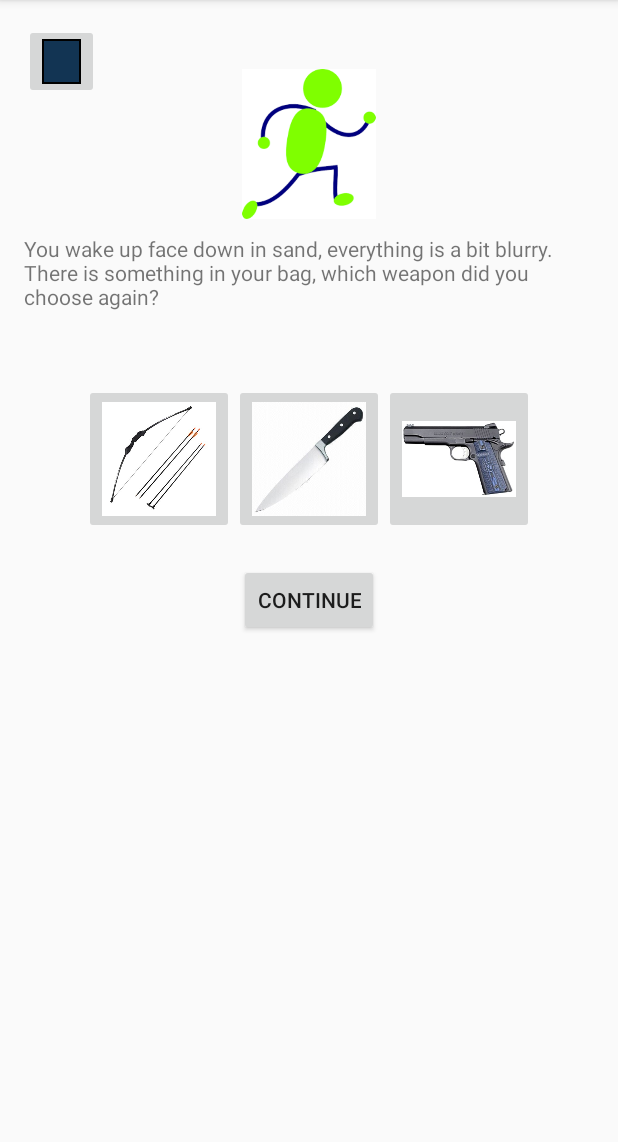
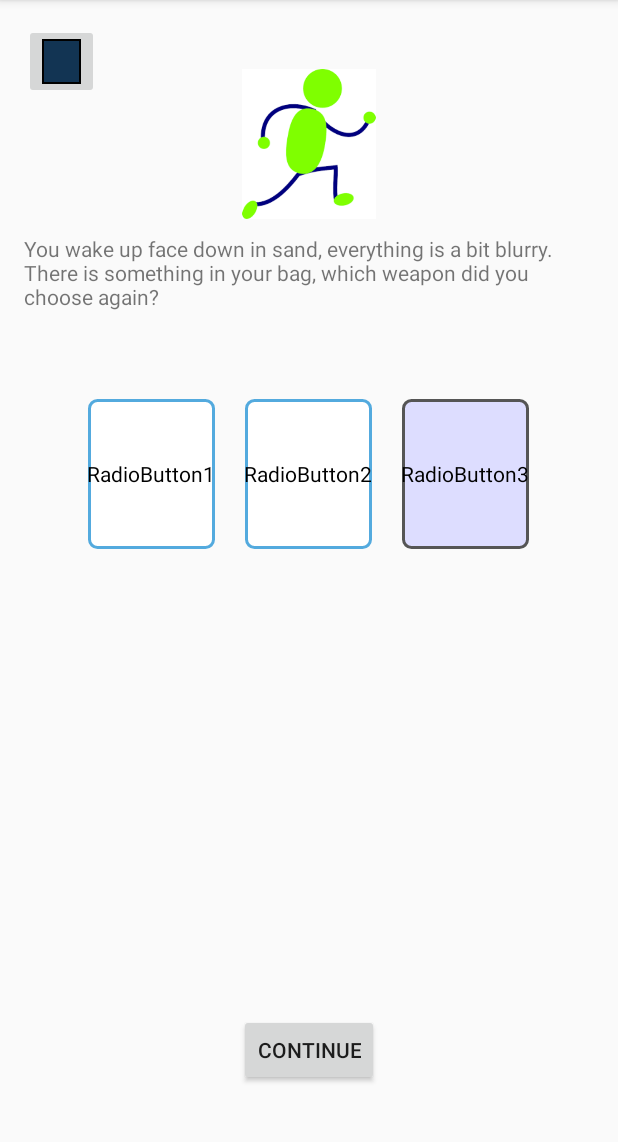
Before and after one commit to clickyclick/FriendshipRoyale, an Android app: the IslandActivity screen opened directly, with no data from a screen before it, on a phone screen of 412 x 824 dp, the part 84-1226 px from its top. Run offline under Robolectric (Android 15) with nearby library versions, the phone set to English and light mode, and no system bars.

Commit message:
v0.1/added some items stuff, making weapons toggle

```diff
--- a/app/src/main/java/com/example/friendshiproyale/Inventory.java
+++ b/app/src/main/java/com/example/friendshiproyale/Inventory.java
@@ -1,4 +1,6 @@
 package com.example.friendshiproyale;
+
+import com.example.friendshiproyale.items.Item;
 
 import java.util.Vector;
 
--- a/app/src/main/java/com/example/friendshiproyale/Item.java
+++ /dev/null
@@ -1,4 +0,0 @@
-package com.example.friendshiproyale;
-
-public abstract class Item {
-}
--- a/app/src/main/java/com/example/friendshiproyale/Player.java
+++ b/app/src/main/java/com/example/friendshiproyale/Player.java
@@ -1,4 +1,6 @@
 package com.example.friendshiproyale;
+
+import com.example.friendshiproyale.items.Item;
 
 public class Player extends Human {
     private Inventory inventory;
--- /dev/null
+++ b/app/src/main/java/com/example/friendshiproyale/items/Bandages.java
@@ -0,0 +1,10 @@
+package com.example.friendshiproyale.items;
+
+public class Bandages extends Item {
+
+
+    Bandages(){
+        super(3);
+    }
+
+}
--- /dev/null
+++ b/app/src/main/java/com/example/friendshiproyale/items/Item.java
@@ -0,0 +1,16 @@
+package com.example.friendshiproyale.items;
+
+public abstract class Item {
+    private int uses;
+
+    Item(int uses){
+        this.uses= uses;
+    }
+
+    public void reduceUses(){
+        uses= uses - 1;
+    }
+
+    public int getUses(){ return uses;}
+
+}
--- /dev/null
+++ b/app/src/main/java/com/example/friendshiproyale/weapons/Bow.java
@@ -0,0 +1,11 @@
+package com.example.friendshiproyale.weapons;
+
+public class Bow extends RangedWeapon {
+
+    Bow(){
+        range=200;
+        decibals=20;
+        damage=40;
+        skillReq=7;
+    }
+}
--- /dev/null
+++ b/app/src/main/java/com/example/friendshiproyale/weapons/Colt.java
@@ -0,0 +1,11 @@
+package com.example.friendshiproyale.weapons;
+
+public class Colt extends RangedWeapon {
+
+    Colt() {
+        range = 200;
+        decibals = 200;
+        damage = 50;
+        skillReq = 4;
+    }
+}
--- /dev/null
+++ b/app/src/main/res/drawable/choicebackground.xml
@@ -0,0 +1,14 @@
+<selector xmlns:android="http://schemas.android.com/apk/res/android" >
+    <item
+        android:drawable="@drawable/choiceselected"
+        android:state_checked="true"
+        android:state_pressed="true" />
+    <item
+        android:drawable="@drawable/choiceunselected"
+        android:state_pressed="true" />
+    <item
+        android:drawable="@drawable/choiceunselected"
+        android:state_checked="true" />
+    <item
+        android:drawable="@drawable/choiceselected" />
+</selector>
--- /dev/null
+++ b/app/src/main/res/drawable/choiceselected.xml
@@ -0,0 +1,11 @@
+<shape
+    xmlns:android="http://schemas.android.com/apk/res/android"
+    android:shape="rectangle" >
+    <corners
+        android:radius="5dp" />
+    <solid
+        android:color="#fff" />
+    <stroke
+        android:width="2dp"
+        android:color="#53aade" />
+</shape>
--- /dev/null
+++ b/app/src/main/res/drawable/choiceunselected.xml
@@ -0,0 +1,11 @@
+<shape
+    xmlns:android="http://schemas.android.com/apk/res/android"
+    android:shape="rectangle" >
+    <corners
+        android:radius="5dp" />
+    <solid
+        android:color="#fDDf" />
+    <stroke
+        android:width="2dp"
+        android:color="#555555" />
+</shape>
--- a/app/src/main/res/layout/activity_island.xml
+++ b/app/src/main/res/layout/activity_island.xml
@@ -37,43 +37,55 @@
         android:layout_below="@+id/player"
         android:layout_marginTop="10dp"/>
 
-    <ImageButton
-        android:id="@+id/weapon1"
-        android:layout_width="100dp"
-        android:layout_height="100dp"
+    <RadioGroup
+        android:id="@+id/selection"
         android:layout_below="@+id/diag"
+        android:layout_width="wrap_content"
+        android:orientation="horizontal"
         android:layout_centerHorizontal="true"
-        android:src="@drawable/kitchenknife"
-        android:scaleType="fitCenter" />
+        android:layout_height="wrap_content">
 
-    <ImageButton
-        android:id="@+id/weapon2"
-        android:layout_width="100dp"
-        android:layout_height="100dp"
-        android:layout_below="@+id/diag"
-        android:layout_toRightOf="@+id/weapon1"
-        android:src="@drawable/colt"
-        android:scaleType="fitCenter"
-        android:layout_toEndOf="@+id/weapon1" />
+        <RadioButton
+            android:id="@+id/weapon1"
+            android:layout_width="wrap_content"
+            android:layout_height="100dp"
+            android:background="@drawable/choicebackground"
+            android:button="@android:color/transparent"
+            android:checked="true"
+            android:layout_margin="10dp"
+            android:text="RadioButton1" />
 
-    <ImageButton
-        android:id="@+id/weapon3"
-        android:layout_width="100dp"
-        android:layout_height="100dp"
-        android:layout_below="@+id/diag"
-        android:layout_toLeftOf="@id/weapon1"
-        android:src="@drawable/bow"
-        android:scaleType="fitCenter"
-        android:layout_toStartOf="@id/weapon1" />
+        <RadioButton
+            android:id="@+id/weapon2"
+            android:layout_width="wrap_content"
+            android:layout_height="100dp"
+            android:background="@drawable/choicebackground"
+            android:button="@android:color/transparent"
+            android:checked="true"
+            android:layout_margin="10dp"
+            android:text="RadioButton2"
+             />
+
+        <RadioButton
+            android:id="@+id/weapon3"
+            android:layout_width="wrap_content"
+            android:layout_height="100dp"
+            android:background="@drawable/choicebackground"
+            android:button="@android:color/transparent"
+            android:checked="true"
+            android:layout_margin="10dp"
+            android:text="RadioButton3" />
+
+    </RadioGroup>
 
     <Button
         android:id="@+id/cont"
-        android:text="@string/cont"
         android:layout_width="wrap_content"
         android:layout_height="wrap_content"
-        android:layout_below="@id/weapon1"
-        android:layout_marginTop="20dp"
-        android:layout_centerHorizontal="true" />
+        android:layout_alignParentBottom="true"
+        android:layout_centerHorizontal="true"
+        android:layout_marginBottom="28dp"
+        android:text="@string/cont" />
 
 
 </RelativeLayout>
--- a/app/src/main/res/layout/activity_main.xml
+++ b/app/src/main/res/layout/activity_main.xml
@@ -13,7 +13,7 @@
         android:layout_height="30dp"
         android:layout_width="match_parent"
         android:gravity="center"
-        android:textSize="22dp"
+        android:textSize="22sp"
         />
 
     <Button
```
Also changed, not shown: app/src/main/java/com/example/friendshiproyale/activities/IslandActivity.java (+7 -0 lines).
